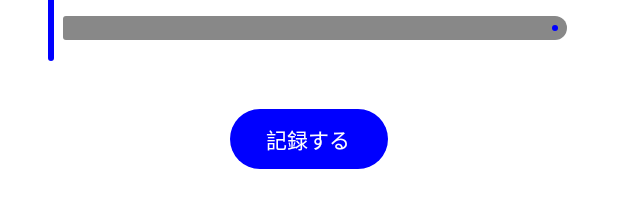
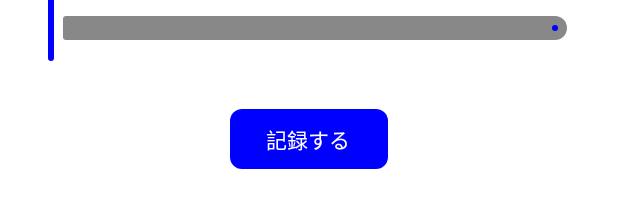
Before and after one commit to Yuki-Naka-Sharing-Study/ProPianoCoverBookCompose, an Android app built with Jetpack Compose: the @Preview function RecordScreenPreview, on a phone screen of 412 x 824 dp. Shown: the part 1022-1230 px from the top of the screen. Run offline under Robolectric (Android 15) with nearby library versions, the phone set to English and light mode, and no system bars.

Commit message:
Modified the name of SaveRecordButton from SaveRecordButton to SaveButton. Add shape to SaveButton.

```diff
--- a/app/src/main/java/com/example/propianocoverbook/RecordScreen.kt
+++ b/app/src/main/java/com/example/propianocoverbook/RecordScreen.kt
@@ -32,6 +32,7 @@ import androidx.compose.ui.res.dimensionResource
 import androidx.compose.ui.res.stringResource
 import androidx.compose.ui.text.TextStyle
 import androidx.compose.ui.tooling.preview.Preview
+import androidx.compose.ui.unit.dp
 import androidx.compose.ui.unit.sp
 import com.example.propianocoverbook.ui.theme.ProPianoCoverBookTheme
 
@@ -84,7 +85,7 @@ fun RecordScreen() {
                 horizontalArrangement = Arrangement.Center,
                 verticalAlignment = Alignment.CenterVertically
             ) {
-                SaveRecordButton(
+                SaveButton(
 //                    onClick = {
 //                        viewModel.saveValues(
 //                            textOfMusic,
@@ -201,13 +202,14 @@ private fun LeftHandCircularProgressWithSeekBar() {
 }
 
 @Composable
-private fun SaveRecordButton(
+private fun SaveButton(
     onClick: () -> Unit = {},
     enabled: Boolean = true
 ) {
     Button(
         onClick = onClick,
         colors = ButtonDefaults.buttonColors(Color.Blue),
+        shape = RoundedCornerShape(8.dp),
         enabled = enabled
     ) {
         Text(stringResource(id = R.string.record_button))
```
